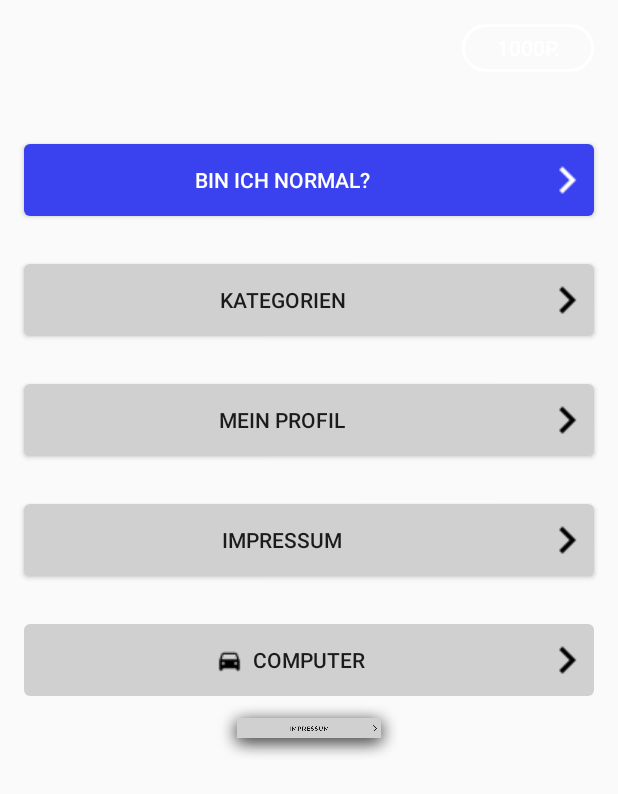
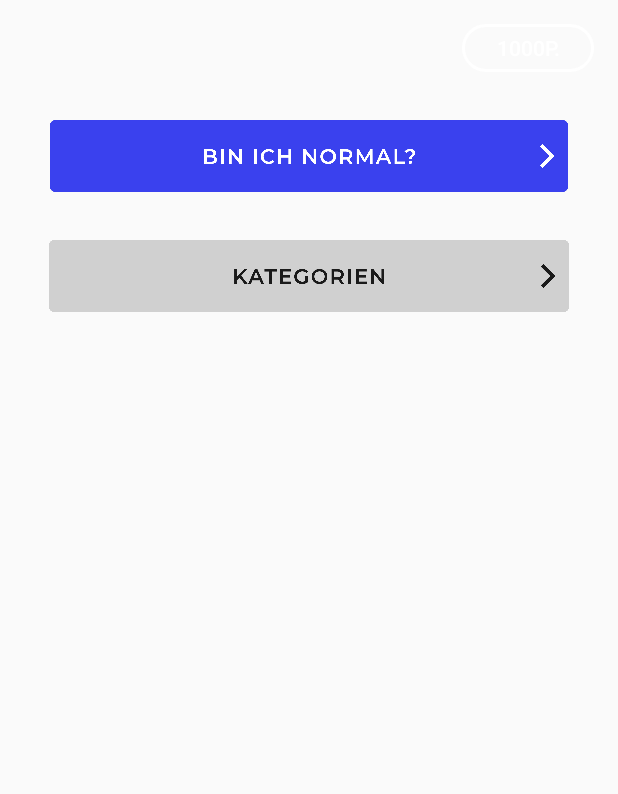
Before and after one commit to Lucmie98/binIchNormal, an Android app: the screen it shows after launch (MainActivity), on a phone screen of 412 x 824 dp. Shown: the top 794 px of the screen. Run offline under Robolectric (Android 15) with nearby library versions, the light colour scheme and no system bars.

Commit message:
updating activity_main_menu

```diff
--- a/app/src/main/res/layout/activity_main_menu.xml
+++ b/app/src/main/res/layout/activity_main_menu.xml
@@ -19,22 +19,7 @@
         app:layout_constraintVertical_bias="0.0" />
 
     <Button
-        android:id="@+id/start"
-        android:layout_width="0dp"
-        android:layout_height="48dp"
-        android:layout_marginStart="16dp"
-        android:layout_marginTop="48dp"
-        android:layout_marginEnd="16dp"
-        android:background="@drawable/blue_button"
-        android:drawableEnd="@drawable/ic_arrow_right_white"
-        android:text="@string/main_menu_start_button"
-        android:textColor="@android:color/white"
-        app:layout_constraintEnd_toEndOf="parent"
-        app:layout_constraintStart_toStartOf="parent"
-        app:layout_constraintTop_toBottomOf="@id/scorePoints" />
-
-    <Button
-        android:id="@+id/scorePoints"
+        android:id="@+id/btn_score_points"
         android:layout_width="wrap_content"
         android:layout_height="32dp"
         android:layout_marginTop="16dp"
@@ -45,100 +30,26 @@
         app:layout_constraintEnd_toEndOf="parent"
         app:layout_constraintTop_toTopOf="parent" />
 
-    <Button
-        android:id="@+id/category"
+    <ImageView
+        android:id="@+id/img_start_btn"
         android:layout_width="0dp"
         android:layout_height="48dp"
-        android:layout_marginStart="16dp"
         android:layout_marginTop="32dp"
-        android:layout_marginEnd="16dp"
-        android:background="@drawable/gray_button"
-        android:drawableEnd="@drawable/ic_arrow_right_black"
-        android:text="@string/main_menu_category"
+        android:contentDescription="@string/main_menu_con_des_start_btn"
         app:layout_constraintEnd_toEndOf="parent"
         app:layout_constraintStart_toStartOf="parent"
-        app:layout_constraintTop_toBottomOf="@id/start" />
+        app:layout_constraintTop_toBottomOf="@id/btn_score_points"
+        app:srcCompat="@drawable/ic_start" />
 
-    <Button
-        android:id="@+id/myProfile"
+    <ImageView
+        android:id="@+id/img_category_btn"
         android:layout_width="0dp"
         android:layout_height="48dp"
-        android:layout_marginStart="16dp"
         android:layout_marginTop="32dp"
-        android:layout_marginEnd="16dp"
-        android:background="@drawable/gray_button"
-        android:drawableEnd="@drawable/ic_arrow_right_black"
-        android:text="@string/main_menu_profile"
+        android:contentDescription="@string/main_menu_con_des_category_btn"
         app:layout_constraintEnd_toEndOf="parent"
         app:layout_constraintStart_toStartOf="parent"
-        app:layout_constraintTop_toBottomOf="@id/category" />
-
-    <Button
-        android:id="@+id/imprint"
-        android:layout_width="0dp"
-        android:layout_height="48dp"
-        android:layout_marginStart="16dp"
-        android:layout_marginTop="32dp"
-        android:layout_marginEnd="16dp"
-        android:background="@drawable/gray_button"
-        android:drawableEnd="@drawable/ic_arrow_right_black"
-        android:text="@string/main_menu_imprint"
-        app:layout_constraintEnd_toEndOf="parent"
-        app:layout_constraintStart_toStartOf="parent"
-        app:layout_constraintTop_toBottomOf="@id/myProfile" />
-
-    <androidx.constraintlayout.widget.ConstraintLayout
-        android:id="@+id/test"
-        android:layout_width="0dp"
-        android:layout_height="wrap_content"
-        android:layout_marginStart="16dp"
-        android:layout_marginTop="32dp"
-        android:layout_marginEnd="16dp"
-        android:background="@drawable/gray_button"
-        android:clickable="true"
-        app:layout_constraintEnd_toEndOf="parent"
-        app:layout_constraintStart_toStartOf="parent"
-        app:layout_constraintTop_toBottomOf="@id/imprint">
-
-        <Button
-            android:id="@+id/testButton"
-            android:layout_width="wrap_content"
-            android:layout_height="48dp"
-            android:background="@android:color/transparent"
-            android:text="@string/category_computer"
-            app:layout_constraintBottom_toBottomOf="@id/test"
-            app:layout_constraintEnd_toEndOf="@id/test"
-            app:layout_constraintStart_toStartOf="@id/test"
-            app:layout_constraintTop_toTopOf="@id/test" />
-
-        <ImageView
-            android:id="@+id/pfeilImage"
-            android:layout_width="wrap_content"
-            android:layout_height="wrap_content"
-            android:elevation="2dp"
-            app:layout_constraintBottom_toBottomOf="@id/test"
-            app:layout_constraintEnd_toEndOf="@id/test"
-            app:layout_constraintTop_toTopOf="@id/test"
-            app:srcCompat="@drawable/ic_arrow_right_black" />
-
-        <ImageView
-            android:id="@+id/carImage"
-            android:layout_width="wrap_content"
-            android:layout_height="wrap_content"
-            android:elevation="2dp"
-            app:layout_constraintBottom_toBottomOf="@id/testButton"
-            app:layout_constraintEnd_toStartOf="@id/testButton"
-            app:layout_constraintTop_toTopOf="@id/testButton"
-            app:srcCompat="@drawable/ic_car" />
-    </androidx.constraintlayout.widget.ConstraintLayout>
-
-    <ImageView
-        android:id="@+id/imageView"
-        android:layout_width="0dp"
-        android:layout_height="48dp"
-        app:layout_constraintEnd_toEndOf="parent"
-        app:layout_constraintStart_toStartOf="parent"
-        app:layout_constraintTop_toBottomOf="@id/test"
-        app:srcCompat="@drawable/ic_imprint" />
+        app:layout_constraintTop_toBottomOf="@id/img_start_btn"
+        app:srcCompat="@drawable/ic_category" />
 
 </androidx.constraintlayout.widget.ConstraintLayout>
--- a/app/src/main/res/values/strings.xml
+++ b/app/src/main/res/values/strings.xml
@@ -1,9 +1,5 @@
 <resources>
     <string name="app_name">binIchNormal</string>
-    <string name="main_menu_start_button">Bin ich normal?</string>
-    <string name="main_menu_category">Kategorien</string>
-    <string name="main_menu_profile">Mein Profil</string>
-    <string name="main_menu_imprint">Impressum</string>
     <string name="game_next">weiter</string>
     <string name="game_back">zurück</string>
     <string name="game_yes">ja</string>
@@ -16,6 +12,7 @@
     <string name="category_work">Beruf</string>
     <string name="category_computer">Computer</string>
 
-    <string name="content_description_arrow">Pfeil im Button</string>
-    <string name="content_description_car">Auto im Button</string>
+    <string name="main_menu_con_des_start_btn">blauer Startbutton</string>
+    <string name="main_menu_con_des_category_btn">grauer Kategorienbutton</string>
+
 </resources>
```
Also changed, not shown: app/src/main/res/drawable-v24/ic_category.png, app/src/main/res/drawable-v24/ic_imprint.png, app/src/main/res/drawable-v24/ic_main_menu.png (added), app/src/main/res/drawable-v24/ic_profile.png, app/src/main/res/drawable-v24/ic_start.png.
